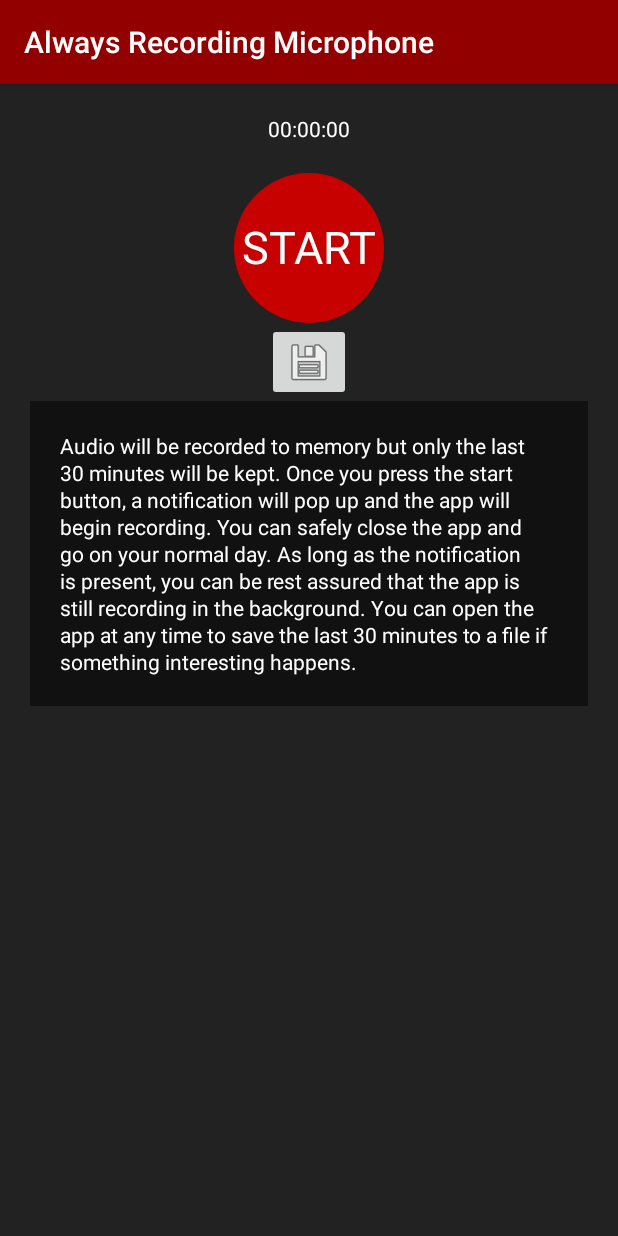
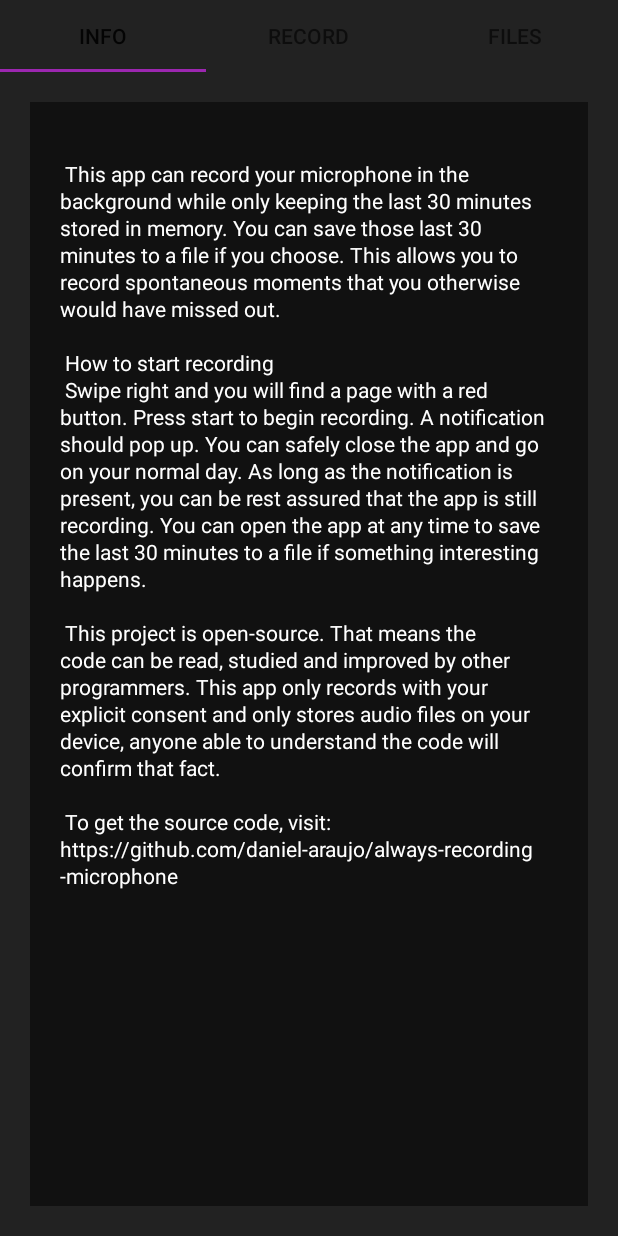
Before and after one commit to Hadryan/lissaner, an Android app: the screen it shows after launch (MainActivity), on a phone screen of 412 x 824 dp. Run offline under Robolectric (Android 15) with nearby library versions, the phone set to English and light mode, and no system bars.

Commit message:
Use fragments

```diff
--- a/app/src/main/java/com/daniel_araujo/always_recording_microphone/AutoServiceBind.kt
+++ b/app/src/main/java/com/daniel_araujo/always_recording_microphone/AutoServiceBind.kt
@@ -1,5 +1,6 @@
 package com.daniel_araujo.always_recording_microphone
 
+import android.app.Activity
 import android.app.Service
 import android.content.ComponentName
 import android.content.Intent
@@ -31,7 +32,7 @@ class AutoServiceBind<T : Any> {
 
     private val serviceClass: kotlin.reflect.KClass<T>
 
-    private val activity: AppCompatActivity
+    private val activity: Activity
 
     private var binder: AutoServiceBinder<T>? = null
 
@@ -48,7 +49,7 @@ class AutoServiceBind<T : Any> {
         }
     }
 
-    constructor(serviceClass: kotlin.reflect.KClass<T>, activity: AppCompatActivity) {
+    constructor(serviceClass: kotlin.reflect.KClass<T>, activity: Activity) {
         this.serviceClass = serviceClass
         this.activity = activity
     }
--- /dev/null
+++ b/app/src/main/java/com/daniel_araujo/always_recording_microphone/ui/Fragment.kt
@@ -0,0 +1,7 @@
+package com.daniel_araujo.always_recording_microphone.ui
+
+/**
+ * Base fragment of all fragments in this project.
+ */
+open class Fragment : androidx.fragment.app.Fragment() {
+}
--- /dev/null
+++ b/app/src/main/java/com/daniel_araujo/always_recording_microphone/ui/InfoFragment.kt
@@ -0,0 +1,17 @@
+package com.daniel_araujo.always_recording_microphone.ui
+
+import android.os.Bundle
+import android.view.LayoutInflater
+import android.view.View
+import android.view.ViewGroup
+import com.daniel_araujo.always_recording_microphone.R
+
+class InfoFragment : Fragment() {
+    override fun onCreateView(
+        inflater: LayoutInflater, container: ViewGroup?,
+        savedInstanceState: Bundle?
+    ): View? {
+        // Inflate the layout for this fragment
+        return inflater.inflate(R.layout.fragment_info, container, false)
+    }
+}
--- a/app/src/main/java/com/daniel_araujo/always_recording_microphone/ui/MainActivity.kt
+++ b/app/src/main/java/com/daniel_araujo/always_recording_microphone/ui/MainActivity.kt
@@ -1,109 +1,49 @@
 package com.daniel_araujo.always_recording_microphone.ui
 
-import android.content.Intent
 import android.os.Bundle
-import android.util.Log
-import android.view.View
-import android.widget.Button
-import android.widget.Chronometer
-import android.widget.ImageButton
-import com.daniel_araujo.always_recording_microphone.AutoServiceBind
+import androidx.fragment.app.FragmentActivity
+import androidx.viewpager2.adapter.FragmentStateAdapter
+import androidx.viewpager2.widget.ViewPager2
 import com.daniel_araujo.always_recording_microphone.R
-import com.daniel_araujo.always_recording_microphone.RecordingService
-import com.daniel_araujo.always_recording_microphone.ui.dev.DevAudioRecordCombinationsActivity
-import com.karumi.dexter.Dexter
-import com.karumi.dexter.listener.PermissionGrantedResponse
-import com.karumi.dexter.listener.single.BasePermissionListener
-import java.io.File
-import java.io.IOException
+import com.google.android.material.tabs.TabLayout
+import com.google.android.material.tabs.TabLayoutMediator
 
 class MainActivity : Activity() {
-    lateinit var recordingService: AutoServiceBind<RecordingService>
-
-    lateinit var buttonRecord: RecButtonView
-
-    lateinit var buttonSave: ImageButton
-
-    lateinit var accumulatedTime: TextCounter
+    private lateinit var viewPager: ViewPager2
 
     override fun onCreate(savedInstanceState: Bundle?) {
         super.onCreate(savedInstanceState)
         setContentView(R.layout.activity_main)
 
-        recordingService = AutoServiceBind(RecordingService::class, this)
+        supportActionBar?.hide()
 
-        recordingService.onConnectListener = { service ->
-            service.onAccumulateListener = {
-                accumulatedTime.time = service.accumulated()
+        viewPager = findViewById(R.id.view_pager)
+
+        viewPager.adapter = MainActivityFragmentStateAdapter(this)
+
+        val tabLayout = findViewById<TabLayout>(R.id.tab_layout)
+
+        TabLayoutMediator(tabLayout, viewPager) { tab, position ->
+            tab.text = when (position) {
+                0 -> getText(R.string.main_activity_tab_info)
+                1 -> getText(R.string.main_activity_tab_record)
+                2 -> getText(R.string.main_activity_tab_files)
+                else -> "Tab"
             }
-        }
+        }.attach()
+    }
+}
 
-        accumulatedTime = findViewById<TextCounter>(R.id.accumulated_time)
+class MainActivityFragmentStateAdapter(fragment: FragmentActivity) : FragmentStateAdapter(fragment) {
 
-        buttonRecord = findViewById<RecButtonView>(R.id.button_record).also {
-            it.setOnClickListener {
-                toggleRecordingService()
-            }
-        }
+    override fun getItemCount(): Int = 3
 
-        buttonSave = findViewById<ImageButton>(R.id.button_save).also {
-            it.setOnClickListener {
-                saveRecordingService()
-            }
-        }
-    }
-
-    private fun toggleRecordingService() {
-        recordingService.run {
-            if (!it.isRecording()) {
-                startRecordingService()
-            } else {
-                stopRecordingService()
-            }
-        }
-    }
-
-    private fun startRecordingService() {
-        Log.v(javaClass.simpleName, "startRecordingService")
-
-        Dexter.withContext(this)
-            .withPermission(android.Manifest.permission.RECORD_AUDIO)
-            .withListener(object : BasePermissionListener() {
-                override fun onPermissionGranted(p0: PermissionGrantedResponse?) {
-                    recordingService.run {
-                        it.startRecording()
-                        buttonRecord.isActivated = true;
-                    }
-                }
-            })
-            .check();
-    }
-
-    private fun stopRecordingService() {
-        Log.v(javaClass.simpleName, "stopRecordingService")
-
-        recordingService.run {
-            it.stopRecording()
-            accumulatedTime.time = it.accumulated()
-            buttonRecord.isActivated = false;
-        }
-    }
-
-    private fun saveRecordingService() {
-        Log.v(javaClass.simpleName, "saveRecordingService")
-
-        recordingService.run { service ->
-            try {
-                val file = File(applicationContext.getExternalFilesDir(null), "recording.wav")
-
-                Log.d(javaClass.simpleName, "Saving to ${file.absolutePath}")
-
-                file.outputStream().use { stream ->
-                    service.saveRecording(stream)
-                }
-            } catch (e: IOException) {
-                Log.e("Exception", "File write failed: " + e.toString())
-            }
+    override fun createFragment(position: Int): Fragment {
+        return when (position) {
+            0 -> InfoFragment()
+            1 -> RecordFragment()
+            2 -> Fragment()
+            else -> Fragment()
         }
     }
 }
--- a/app/src/main/res/layout/activity_main.xml
+++ b/app/src/main/res/layout/activity_main.xml
@@ -1,59 +1,19 @@
 <?xml version="1.0" encoding="utf-8"?>
-<ScrollView xmlns:android="http://schemas.android.com/apk/res/android"
+<LinearLayout xmlns:android="http://schemas.android.com/apk/res/android"
     xmlns:app="http://schemas.android.com/apk/res-auto"
     xmlns:tools="http://schemas.android.com/tools"
     android:layout_width="match_parent"
     android:layout_height="match_parent"
-    tools:context=".ui.MainActivity">
+    android:orientation="vertical">
 
-    <androidx.constraintlayout.widget.ConstraintLayout
+    <com.google.android.material.tabs.TabLayout
+        android:id="@+id/tab_layout"
         android:layout_width="match_parent"
-        android:layout_height="match_parent"
-        android:padding="@dimen/windowPadding">
+        android:layout_height="wrap_content"/>
 
-        <com.daniel_araujo.always_recording_microphone.ui.RecButtonView
-            android:id="@+id/button_record"
-            android:layout_width="100dp"
-            android:layout_height="100dp"
-            android:layout_marginTop="@dimen/separator"
-            app:layout_constraintEnd_toEndOf="parent"
-            app:layout_constraintStart_toStartOf="parent"
-            app:layout_constraintTop_toBottomOf="@+id/accumulated_time" />
+    <androidx.viewpager2.widget.ViewPager2
+        android:id="@+id/view_pager"
+        android:layout_width="match_parent"
+        android:layout_height="match_parent" />
 
-        <com.daniel_araujo.always_recording_microphone.ui.WellView
-            android:id="@+id/wellView"
-            style="@style/PaddedWell"
-            android:layout_width="0dp"
-            android:layout_height="wrap_content"
-            app:layout_constraintEnd_toEndOf="parent"
-            app:layout_constraintStart_toStartOf="parent"
-            app:layout_constraintTop_toBottomOf="@+id/button_save">
-
-            <TextView
-                android:id="@+id/textView"
-                style="@style/Note"
-                android:layout_width="match_parent"
-                android:layout_height="wrap_content"
-                android:text="@string/recording_description" />
-
-        </com.daniel_araujo.always_recording_microphone.ui.WellView>
-
-        <ImageButton
-            android:id="@+id/button_save"
-            android:layout_width="wrap_content"
-            android:layout_height="wrap_content"
-            app:layout_constraintEnd_toEndOf="parent"
-            app:layout_constraintStart_toStartOf="parent"
-            app:layout_constraintTop_toBottomOf="@+id/button_record"
-            app:srcCompat="@android:drawable/ic_menu_save" />
-
-        <com.daniel_araujo.always_recording_microphone.ui.TextCounter
-            android:id="@+id/accumulated_time"
-            android:layout_width="wrap_content"
-            android:layout_height="wrap_content"
-            app:layout_constraintEnd_toEndOf="parent"
-            app:layout_constraintStart_toStartOf="parent"
-            app:layout_constraintTop_toTopOf="parent" />
-
-    </androidx.constraintlayout.widget.ConstraintLayout>
-</ScrollView>
+</LinearLayout>
--- /dev/null
+++ b/app/src/main/res/layout/fragment_info.xml
@@ -0,0 +1,32 @@
+<?xml version="1.0" encoding="utf-8"?>
+<ScrollView xmlns:android="http://schemas.android.com/apk/res/android"
+    xmlns:app="http://schemas.android.com/apk/res-auto"
+    xmlns:tools="http://schemas.android.com/tools"
+    android:layout_width="match_parent"
+    android:layout_height="match_parent"
+    android:fillViewport="true">
+
+    <LinearLayout
+        android:layout_width="match_parent"
+        android:layout_height="match_parent"
+        android:orientation="vertical"
+        android:padding="@dimen/windowPadding">
+
+        <com.daniel_araujo.always_recording_microphone.ui.WellView
+            android:id="@+id/wellView"
+            style="@style/PaddedWell"
+            android:layout_width="match_parent"
+            android:layout_height="match_parent">
+
+            <TextView
+                android:id="@+id/textView"
+                style="@style/Note"
+                android:layout_width="match_parent"
+                android:layout_height="wrap_content"
+                android:text="@string/recording_description" />
+
+        </com.daniel_araujo.always_recording_microphone.ui.WellView>
+
+    </LinearLayout>
+
+</ScrollView>
--- a/app/src/main/res/values/strings.xml
+++ b/app/src/main/res/values/strings.xml
@@ -1,6 +1,29 @@
 <resources>
     <string name="app_name">Always Recording Microphone</string>
-    <string name="recording_description">Audio will be recorded to memory but only the last 30 minutes will be kept. Once you press the start button, a notification will pop up and the app will begin recording. You can safely close the app and go on your normal day. As long as the notification is present, you can be rest assured that the app is still recording in the background. You can open the app at any time to save the last 30 minutes to a file if something interesting happens.</string>
+
+    <string name="recording_description">\n
+        This app can record your microphone in the background while only keeping the last 30 minutes
+        stored in memory. You can save those last 30 minutes to a file if you choose. This allows
+        you to record spontaneous moments that you otherwise would have missed out.\n
+        \n
+        How to start recording\n
+        Swipe right and you will find a page with a red button. Press start to begin recording. A
+        notification should pop up. You can safely close the app and go on your normal day. As long
+        as the notification is present, you can be rest assured that the app is still recording.
+        You can open the app at any time to save the last 30 minutes to a file if something
+        interesting happens.\n
+        \n
+        This project is open-source. That means the code can be read, studied and improved by other
+        programmers. This app only records with your explicit consent and only stores audio files on
+        your device, anyone able to understand the code will confirm that fact.\n
+        \n
+        To get the source code, visit:\nhttps://github.com/daniel-araujo/always-recording-microphone
+    </string>
+
+    <string name="main_activity_tab_info">Info</string>
+    <string name="main_activity_tab_record">Record</string>
+    <string name="main_activity_tab_files">Files</string>
+
     <string name="rec_button_view_start">START</string>
     <string name="rec_button_view_stop">STOP</string>
 </resources>
```
Also changed, not shown: app/build.gradle (+7 -0 lines), app/src/main/java/com/daniel_araujo/always_recording_microphone/ui/RecordFragment.kt (added, +113 -0 lines), app/src/main/res/layout/fragment_record.xml (added, +40 -0 lines).
